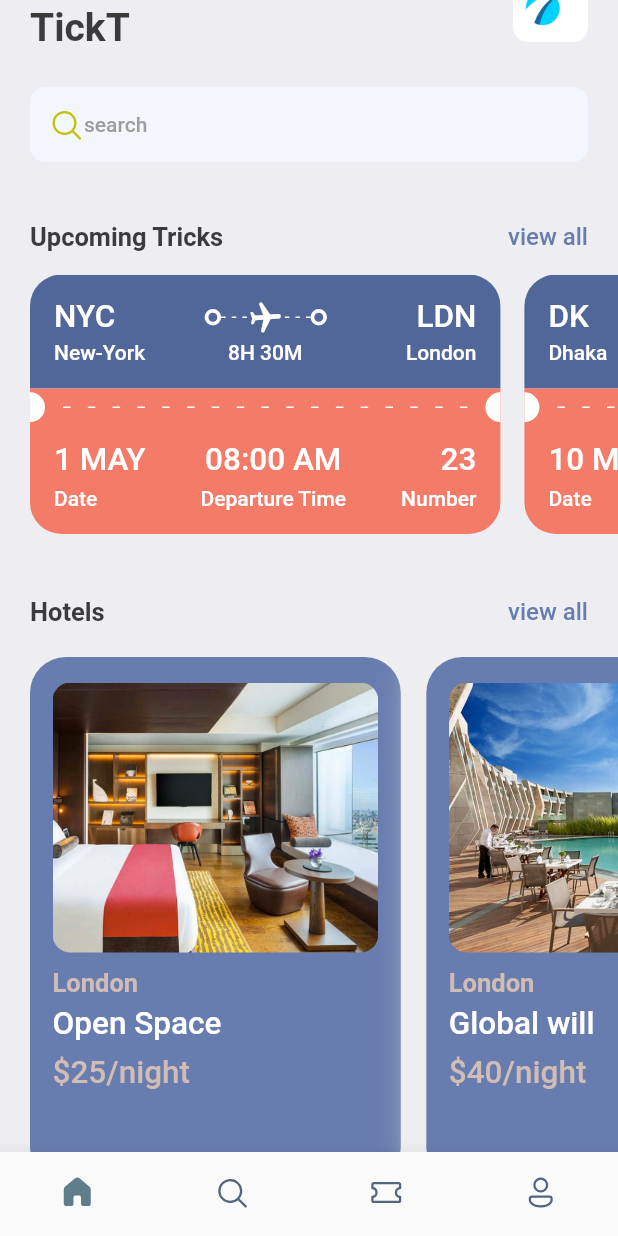
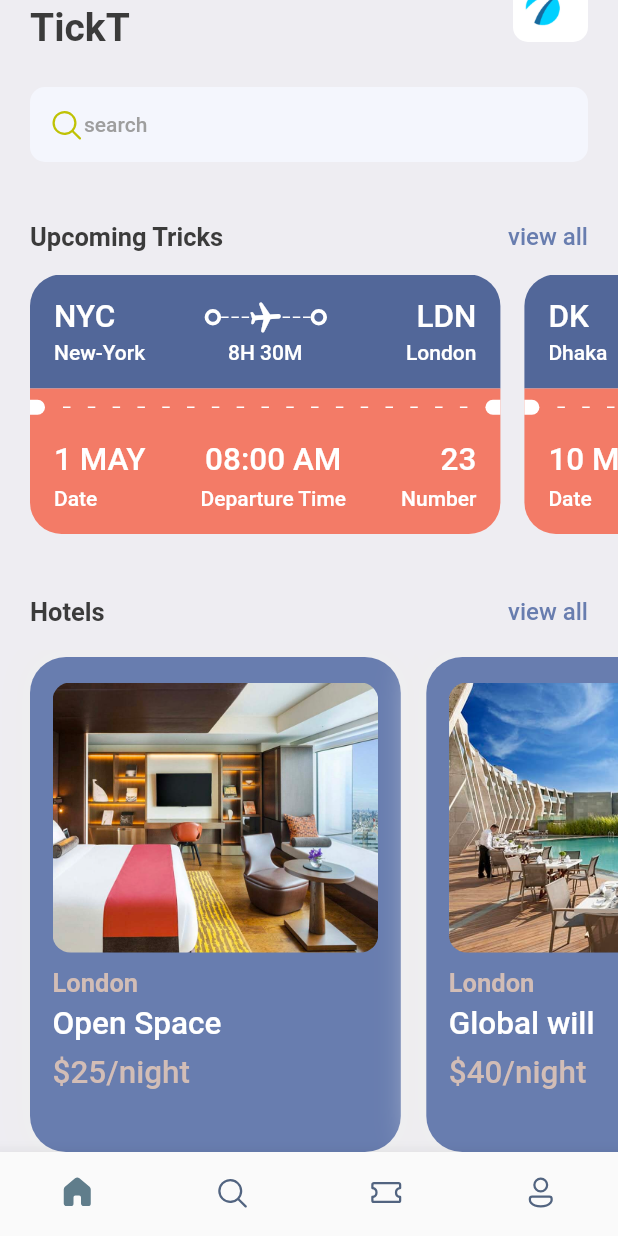
Before and after one commit to theclassical-dev/flutter-ticketTest, a Flutter app: the screen it shows after launch, scrolled down 67 dp, on a phone screen of 412 x 824 dp. Run offline on Flutter 3.47's test engine with Material 2 defaults, Android fonts, the phone set to English and light mode, and no system bars; our stand-ins replace fluentui_icons, gap, get.

Commit message:
app_layout updated to match up with different screen size

```diff
--- a/lib/screens/hotel_screen.dart
+++ b/lib/screens/hotel_screen.dart
@@ -16,7 +16,7 @@ class HotelScreen extends StatelessWidget {
     final size = AppLayout.getSize(context);
     return Container(
       width: size.width*0.6,
-      height: 350,
+      height: AppLayout.getHeight(330),
       padding: const EdgeInsets.symmetric(horizontal: 15, vertical: 17),
       margin: const EdgeInsets.only(right: 17, top: 5),
       decoration:  BoxDecoration(
@@ -35,7 +35,7 @@ class HotelScreen extends StatelessWidget {
         crossAxisAlignment: CrossAxisAlignment.start,
         children: [
           Container(
-            height: 180,
+            height: AppLayout.getHeight(180),
             decoration: BoxDecoration(
               borderRadius: BorderRadius.circular(12),
                color: Styles.primaryColor,
--- a/lib/screens/tick_view.dart
+++ b/lib/screens/tick_view.dart
@@ -13,10 +13,10 @@ class TickView extends StatelessWidget {
   Widget build(BuildContext context) {
     final size = AppLayout.getSize(context);
     return SizedBox(
-      width: size.width*0.8,
-      height: 200,
+      width: size.width * 0.8,
+      height: AppLayout.getHeight(200),
       child: Container(
-        margin: const EdgeInsets.only(right: 16),
+        margin: EdgeInsets.only(right: AppLayout.getHeight(16)),
         child: Column(
           mainAxisSize: MainAxisSize.min,
           children: [
@@ -24,52 +24,69 @@ class TickView extends StatelessWidget {
             *showing the blue part of the card
             * */
             Container(
-              decoration: const BoxDecoration(
+              decoration: BoxDecoration(
                   color: Color(0xFF526799),
-                borderRadius: BorderRadius.only(topLeft: Radius.circular(21), topRight: Radius.circular(21))
-              ),
-              padding: const EdgeInsets.all(16),
+                  borderRadius: BorderRadius.only(
+                      topLeft: Radius.circular(AppLayout.getHeight(21)),
+                      topRight: Radius.circular(AppLayout.getHeight(21)))),
+              padding: EdgeInsets.all(AppLayout.getHeight(16)),
               child: Column(
                 children: [
                   // first row on the card
                   Row(
                     children: [
-                      Text(ticket['from']['code'], style: Styles.headLineStyle3.copyWith(color: Colors.white)),
+                      Text(ticket['from']['code'],
+                          style: Styles.headLineStyle3
+                              .copyWith(color: Colors.white)),
                       // const Spacer(),
                       Expanded(child: Container()),
                       //the small cricle
                       ThickContainer(),
-                      Expanded(child: Stack(
+                      Expanded(
+                          child: Stack(
                         children: [
                           SizedBox(
-                            height: 24,
+                            height: AppLayout.getHeight(24),
                             child: LayoutBuilder(
-
-                              builder: (BuildContext context, BoxConstraints constraints) {
-                                print("the width is ${constraints.constrainWidth()}");
+                              builder: (BuildContext context,
+                                  BoxConstraints constraints) {
+                                print(
+                                    "the width is ${constraints.constrainWidth()}");
                                 return Flex(
                                   direction: Axis.horizontal,
-                                  mainAxisAlignment: MainAxisAlignment.spaceBetween ,
+                                  mainAxisAlignment:
+                                      MainAxisAlignment.spaceBetween,
                                   mainAxisSize: MainAxisSize.max,
-                                  children: List.generate((constraints.constrainWidth()/6).floor(), (index) => SizedBox(
-                                    width: 3, height: 1,child: DecoratedBox(decoration: BoxDecoration(
-                                      color: Colors.white
-                                  ),),
+                                  children: List.generate(
+                                      (constraints.constrainWidth() / 6)
+                                          .floor(),
+                                      (index) => SizedBox(
+                                            width: AppLayout.getWidth(5),
+                                            height: AppLayout.getHeight(1),
+                                            child: DecoratedBox(
+                                              decoration: BoxDecoration(
+                                                  color: Colors.white),
+                                            ),
                                           )),
                                 );
-
                               },
-
                             ),
                           ),
-                          Center(child: Transform.rotate(angle: 1.5, child: Icon(Icons.local_airport_rounded, color: Colors.white,))),
+                          Center(
+                              child: Transform.rotate(
+                                  angle: 1.5,
+                                  child: Icon(
+                                    Icons.local_airport_rounded,
+                                    color: Colors.white,
+                                  ))),
                         ],
                       )),
 
                       ThickContainer(),
                       Expanded(child: Container()),
-                      Text(ticket['to']['code'], style: Styles.headLineStyle3.copyWith(color: Colors.white)),
-
+                      Text(ticket['to']['code'],
+                          style: Styles.headLineStyle3
+                              .copyWith(color: Colors.white)),
                     ],
                   ),
                   const Gap(3),
@@ -77,13 +94,27 @@ class TickView extends StatelessWidget {
                   Row(
                     mainAxisAlignment: MainAxisAlignment.spaceBetween,
                     children: [
-
                       SizedBox(
-                        width: 100, child: Text(ticket['from']['name'], style: Styles.headLineStyle4.copyWith(color: Colors.white),),
+                        width: AppLayout.getWidth(100),
+                        child: Text(
+                          ticket['from']['name'],
+                          style: Styles.headLineStyle4
+                              .copyWith(color: Colors.white),
                         ),
-                      Text(ticket['flying_time'], style: Styles.headLineStyle4.copyWith(color: Colors.white),),
+                      ),
+                      Text(
+                        ticket['flying_time'],
+                        style:
+                            Styles.headLineStyle4.copyWith(color: Colors.white),
+                      ),
                       SizedBox(
-                        width: 100, child: Text(ticket['to']['name'], textAlign: TextAlign.end, style: Styles.headLineStyle4.copyWith(color: Colors.white),),
+                        width: AppLayout.getWidth(100),
+                        child: Text(
+                          ticket['to']['name'],
+                          textAlign: TextAlign.end,
+                          style: Styles.headLineStyle4
+                              .copyWith(color: Colors.white),
+                        ),
                       ),
                     ],
                   )
@@ -97,53 +128,52 @@ class TickView extends StatelessWidget {
               color: Styles.orangeColor, //const Color(0xFFF37B67),
               child: Row(
                 children: [
-                  const SizedBox(
-                    height: 20,
-                    width: 10,
+                  SizedBox(
+                    height: AppLayout.getHeight(10),
+                    width: AppLayout.getWidth(10),
                     child: DecoratedBox(
                       decoration: BoxDecoration(
                           color: Colors.white,
                           borderRadius: BorderRadius.only(
-                            topRight: Radius.circular(10),
-                            bottomRight: Radius.circular(10)
-                        )
-                      ),
-
+                              topRight:
+                                  Radius.circular(AppLayout.getHeight(10)),
+                              bottomRight:
+                                  Radius.circular(AppLayout.getHeight(10)))),
                     ),
                   ),
-                  Expanded(child: Padding(
+                  Expanded(
+                      child: Padding(
                     padding: const EdgeInsets.all(12.0),
                     child: LayoutBuilder(
-                      builder: (BuildContext context, BoxConstraints constraints) {
+                      builder:
+                          (BuildContext context, BoxConstraints constraints) {
                         return Flex(
                           direction: Axis.horizontal,
                           mainAxisAlignment: MainAxisAlignment.spaceBetween,
                           mainAxisSize: MainAxisSize.max,
-                          children:  List.generate((constraints.constrainWidth()/15).floor(), (index) => const SizedBox(
-                            width: 5, height: 1,
+                          children: List.generate(
+                              (constraints.constrainWidth() / 15).floor(),
+                              (index) => SizedBox(
+                                    width: AppLayout.getWidth(5),
+                                    height: AppLayout.getHeight(1),
                                     child: DecoratedBox(
-                              decoration: BoxDecoration(
-                                  color: Colors.white
-                              ),
+                                      decoration:
+                                          BoxDecoration(color: Colors.white),
                                     ),
                                   )),
                         );
                       },
-
                     ),
                   )),
-                   const SizedBox(
-                    height: 20,
-                    width: 10,
+                  SizedBox(
+                    height: AppLayout.getHeight(10),
+                    width: AppLayout.getWidth(10),
                     child: DecoratedBox(
                       decoration: BoxDecoration(
                           color: Colors.white,
                           borderRadius: BorderRadius.only(
                               topLeft: Radius.circular(10),
-                              bottomLeft: Radius.circular(10)
-                          )
-                      ),
-
+                              bottomLeft: Radius.circular(10))),
                     ),
                   ),
                 ],
@@ -155,11 +185,11 @@ class TickView extends StatelessWidget {
             Container(
               decoration: BoxDecoration(
                   color: Styles.orangeColor,
-                  borderRadius: BorderRadius.only(bottomLeft: Radius.circular(21),
-                  bottomRight: Radius.circular(21)
-                  )
-              ),
-              padding: const EdgeInsets.only(left: 16, top: 10, right: 16, bottom: 16),
+                  borderRadius: BorderRadius.only(
+                      bottomLeft: Radius.circular(AppLayout.getHeight(21)),
+                      bottomRight: Radius.circular(AppLayout.getHeight(21)))),
+              padding: const EdgeInsets.only(
+                  left: 16, top: 10, right: 16, bottom: 16),
               child: Column(
                 children: [
                   Row(
@@ -169,33 +199,51 @@ class TickView extends StatelessWidget {
                       Column(
                         crossAxisAlignment: CrossAxisAlignment.start,
                         children: [
-                          Text(ticket['date'],
-                          style: Styles.headLineStyle3.copyWith(color: Colors.white),),
+                          Text(
+                            ticket['date'],
+                            style: Styles.headLineStyle3
+                                .copyWith(color: Colors.white),
+                          ),
                           const Gap(5),
-                          Text("Date",
-                          style: Styles.headLineStyle4.copyWith(color: Colors.white),)
+                          Text(
+                            "Date",
+                            style: Styles.headLineStyle4
+                                .copyWith(color: Colors.white),
+                          )
                         ],
                       ),
                       //second column
                       Column(
                         crossAxisAlignment: CrossAxisAlignment.center,
                         children: [
-                          Text(ticket['departure_time'],
-                            style: Styles.headLineStyle3.copyWith(color: Colors.white),),
+                          Text(
+                            ticket['departure_time'],
+                            style: Styles.headLineStyle3
+                                .copyWith(color: Colors.white),
+                          ),
                           const Gap(5),
-                          Text("Departure Time",
-                            style: Styles.headLineStyle4.copyWith(color: Colors.white),)
+                          Text(
+                            "Departure Time",
+                            style: Styles.headLineStyle4
+                                .copyWith(color: Colors.white),
+                          )
                         ],
                       ),
                       //third column
                       Column(
                         crossAxisAlignment: CrossAxisAlignment.end,
                         children: [
-                          Text(ticket['number'].toString(),
-                            style: Styles.headLineStyle3.copyWith(color: Colors.white),),
+                          Text(
+                            ticket['number'].toString(),
+                            style: Styles.headLineStyle3
+                                .copyWith(color: Colors.white),
+                          ),
                           const Gap(5),
-                          Text("Number",
-                            style: Styles.headLineStyle4.copyWith(color: Colors.white),)
+                          Text(
+                            "Number",
+                            style: Styles.headLineStyle4
+                                .copyWith(color: Colors.white),
+                          )
                         ],
                       )
                     ],
--- a/lib/utils/app_layout.dart
+++ b/lib/utils/app_layout.dart
@@ -11,4 +11,12 @@ class AppLayout{
   static getScreenWidth(){
     return Get.width;
   }
+  static getHeight(double pixels){
+    double x = getScreenHeight()/pixels;
+    return getScreenHeight()/x;
+  }
+  static getWidth(double pixels){
+    double x = getScreenWidth()/pixels;
+    return getScreenWidth()/x;
+  }
 }
```
Lines whose indentation alone changed are shown as unchanged.
